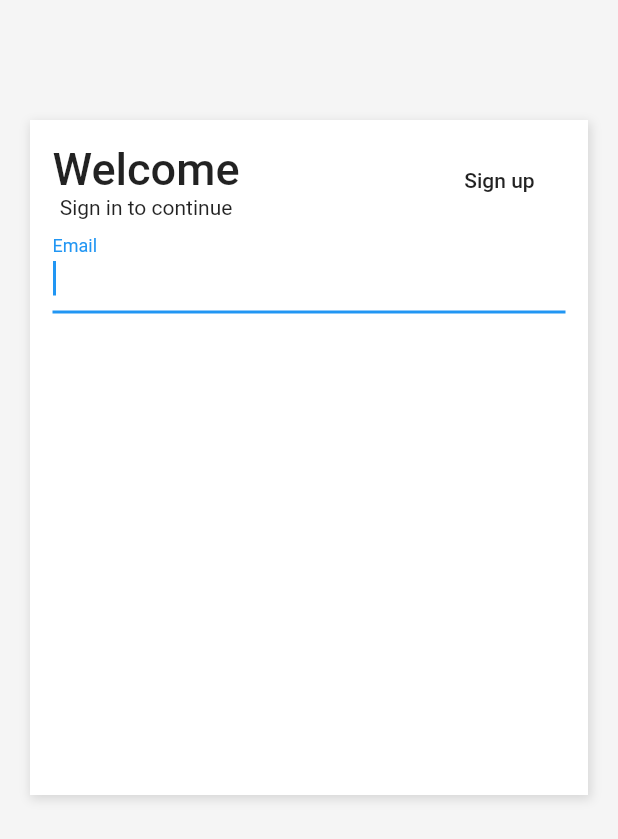
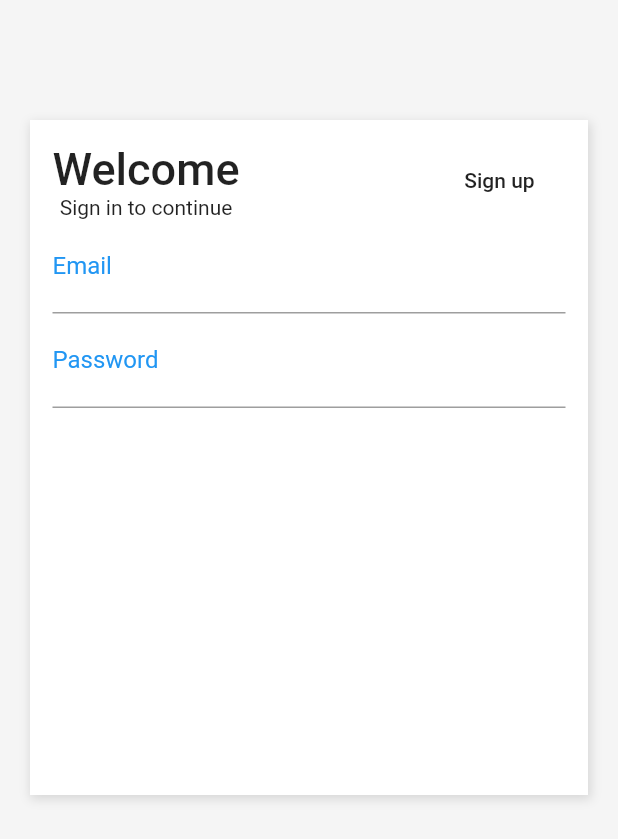
Before and after one commit to anahelenasilva/shop_flutter, a Flutter app: the screen it shows after launch, on a phone screen of 412 x 824 dp. Shown: the top 839 px of the screen. Run offline on Flutter 3.47's test engine with Material 2 defaults, Android fonts, the phone set to English and light mode, and no system bars.

Commit message:
Add password form field

```diff
--- a/shop/lib/pages/login.page.dart
+++ b/shop/lib/pages/login.page.dart
@@ -48,10 +48,26 @@ class LoginPage extends StatelessWidget {
                         ],
                       ),
                       TextFormField(
-                        autofocus: true,
+                        //autofocus: true,
                         keyboardType: TextInputType.emailAddress,
                         decoration: InputDecoration(
                           labelText: "Email",
+                          labelStyle: TextStyle(
+                            color: Theme.of(context).primaryColor,
+                            fontWeight: FontWeight.w400,
+                            fontSize: 16,
+                          ),
+                        ),
+                        style: TextStyle(
+                          fontSize: 20,
+                        ),
+                      ),
+                      TextFormField(
+                        //autofocus: true,
+                        keyboardType: TextInputType.text,
+                        obscureText: true,
+                        decoration: InputDecoration(
+                          labelText: "Password",
                           labelStyle: TextStyle(
                             color: Theme.of(context).primaryColor,
                             fontWeight: FontWeight.w400,
```
